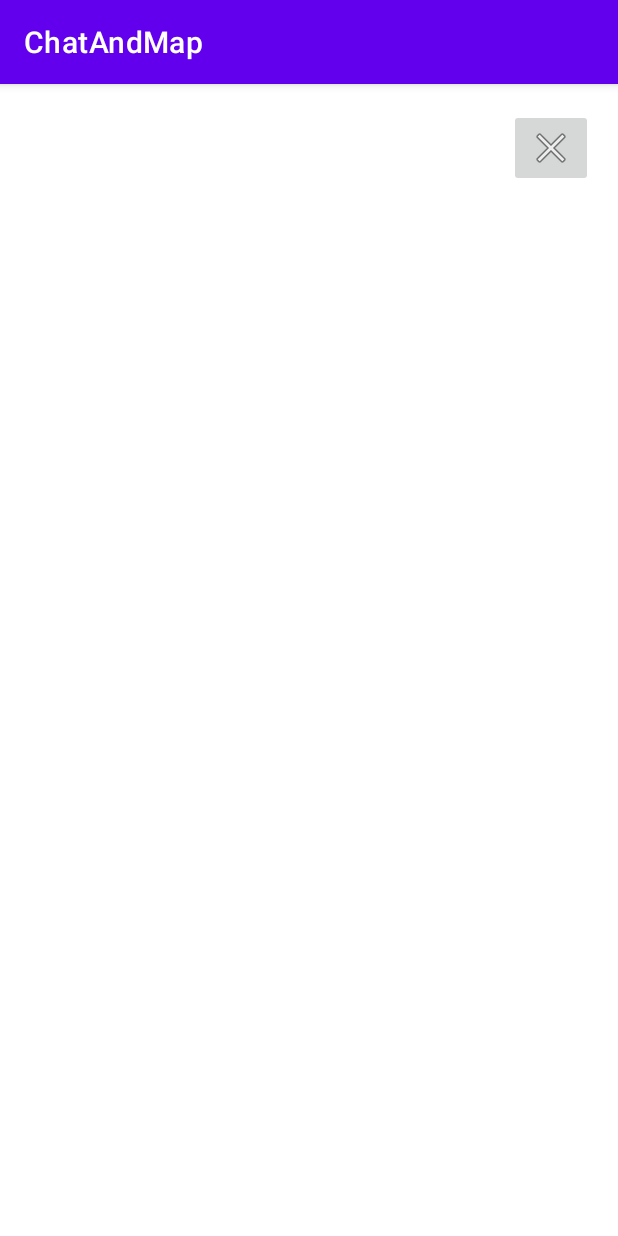
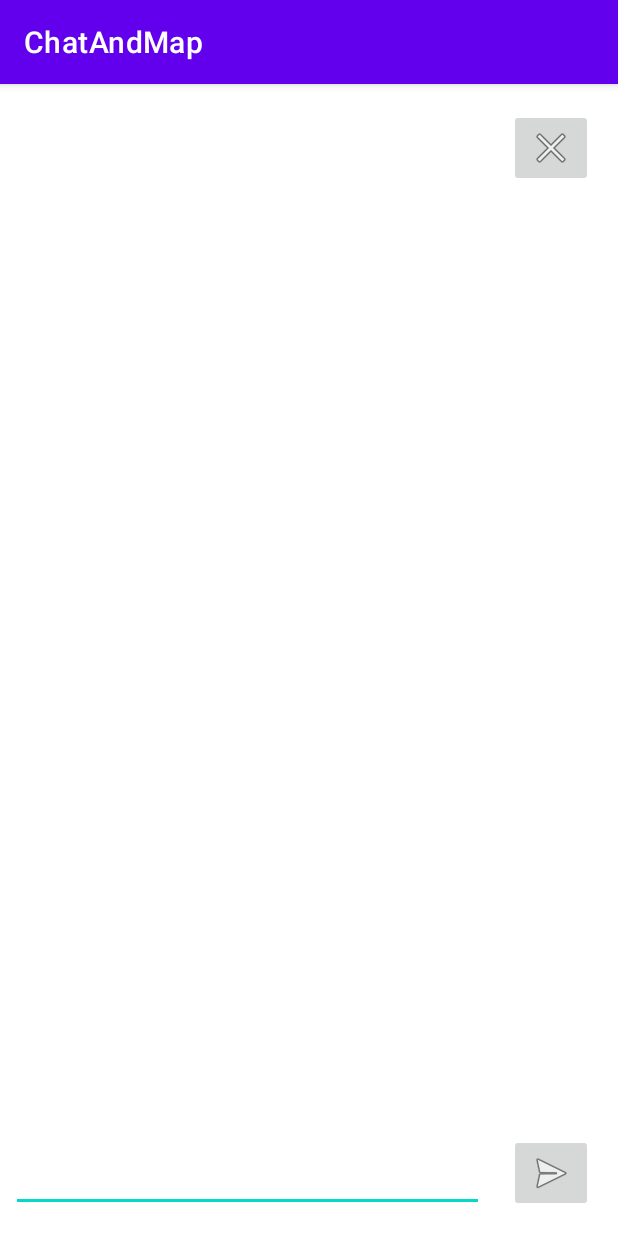
Before and after one commit to Stasyanj/ChatAndMap, an Android app: the screen it shows after launch (ChatActivity), after a tap on "CHAT", on a phone screen of 412 x 824 dp. Run offline under Robolectric (Android 15) with nearby library versions, the phone set to English and light mode, and no system bars.

Commit message:
Window interaction is done there is no loss of information

```diff
--- a/app/src/main/java/com/example/chatandmap/ChatActivity.java
+++ b/app/src/main/java/com/example/chatandmap/ChatActivity.java
@@ -2,8 +2,11 @@ package com.example.chatandmap;
 
 import android.content.Intent;
 import android.os.Bundle;
+import android.text.method.ScrollingMovementMethod;
 import android.view.View;
+import android.widget.EditText;
 import android.widget.ImageButton;
+import android.widget.TextView;
 
 import androidx.appcompat.app.AppCompatActivity;
 
@@ -12,15 +15,32 @@ public class ChatActivity extends AppCompatActivity {
     protected void onCreate(Bundle savedInstanceState) {
         super.onCreate(savedInstanceState);
         setContentView(R.layout.chat_activity);
+    }
+    protected void onStart() {
+        super.onStart();
         ImageButton exit_chat_button = (ImageButton) findViewById(R.id.imageButton2);
-        //Код чата
+        ImageButton send_button = (ImageButton) findViewById(R.id.imageButton3);
+        Intent myIntent = new Intent(ChatActivity.this, MainActivity.class);
+
+        send_button.setOnClickListener(new View.OnClickListener() {
+            @Override
+            public void onClick(View view) {
+                send_text();
+            }
+        });
         exit_chat_button.setOnClickListener(new View.OnClickListener() {
             @Override
             public void onClick(View view) {
-                Intent myIntent = new Intent(ChatActivity.this, MainActivity.class);
                 ChatActivity.this.startActivity(myIntent);
             }
         });
-
+    }
+    public void send_text(){
+        EditText Edit_text = (EditText) findViewById(R.id.editText);
+        TextView txt_view = (TextView) findViewById(R.id.textView);
+        Edit_text.setMovementMethod(new ScrollingMovementMethod());
+        String text = Edit_text.getText().toString();
+        text = text +"\n";
+        txt_view.append(text);
     }
 }
--- a/app/src/main/java/com/example/chatandmap/MainActivity.java
+++ b/app/src/main/java/com/example/chatandmap/MainActivity.java
@@ -13,24 +13,28 @@ public class MainActivity extends AppCompatActivity {
 
     @Override
     protected void onCreate(Bundle savedInstanceState) {
+        if (savedInstanceState == null) {
             super.onCreate(savedInstanceState);
+        }
+    }
+    protected  void onStart() {
+        super.onStart();
         setContentView(R.layout.activity_main);
         Button button_chat = (Button) findViewById(R.id.button);
         Button button_map = (Button) findViewById(R.id.button2);
         Button button_about = (Button) findViewById(R.id.button3);
         Button button_exit = (Button) findViewById(R.id.button4);
+        Intent myIntent_chat = new Intent(MainActivity.this, ChatActivity.class);
+        Intent myIntent_map = new Intent(MainActivity.this, MapActivity.class);
         button_chat.setOnClickListener(new View.OnClickListener() {
             @Override
             public void onClick(View view) {
-                    Intent myIntent_chat = new Intent(MainActivity.this, ChatActivity.class);
                 MainActivity.this.startActivity(myIntent_chat);
             }
         });
         button_map.setOnClickListener(new View.OnClickListener() {
             @Override
             public void onClick(View view) {
-                    setContentView(R.layout.map_activity);
-                    Intent myIntent_map = new Intent(MainActivity.this, MapActivity.class);
                 MainActivity.this.startActivity(myIntent_map);
             }
         });
--- a/app/src/main/java/com/example/chatandmap/MapActivity.java
+++ b/app/src/main/java/com/example/chatandmap/MapActivity.java
@@ -12,12 +12,12 @@ public class MapActivity extends AppCompatActivity {
     protected void onCreate(Bundle savedInstanceState){
         super.onCreate(savedInstanceState);
         setContentView(R.layout.map_activity);
+        ImageButton exit_map_button = (ImageButton) findViewById(R.id.imageButton);
+        Intent myIntent = new Intent(MapActivity.this, MainActivity.class);
         //Тут код карты
-        ImageButton exit_map_button = (ImageButton) findViewById(R.id.imageButton);
         exit_map_button.setOnClickListener(new View.OnClickListener() {
             @Override
             public void onClick(View view) {
-                Intent myIntent = new Intent(MapActivity.this, MainActivity.class);
                 MapActivity.this.startActivity(myIntent);
             }
         });
--- a/app/src/main/res/layout/chat_activity.xml
+++ b/app/src/main/res/layout/chat_activity.xml
@@ -16,4 +16,40 @@
         app:layout_constraintTop_toTopOf="parent"
         app:layout_constraintVertical_bias="0.023"
         app:srcCompat="@android:drawable/ic_menu_close_clear_cancel" />
+
+    <EditText
+        android:id="@+id/editText"
+        android:layout_width="315dp"
+        android:layout_height="37dp"
+        android:layout_marginBottom="16dp"
+        android:ems="10"
+        android:inputType="textPersonName"
+        app:layout_constraintBottom_toBottomOf="parent"
+        app:layout_constraintEnd_toEndOf="parent"
+        app:layout_constraintHorizontal_bias="0.079"
+        app:layout_constraintStart_toStartOf="parent" />
+
+    <ImageButton
+        android:id="@+id/imageButton3"
+        android:layout_width="wrap_content"
+        android:layout_height="wrap_content"
+        android:layout_marginBottom="16dp"
+        app:layout_constraintBottom_toBottomOf="parent"
+        app:layout_constraintEnd_toEndOf="parent"
+        app:layout_constraintStart_toEndOf="@+id/editText"
+        app:srcCompat="@android:drawable/ic_menu_send" />
+
+    <TextView
+        android:id="@+id/textView"
+        android:layout_width="300dp"
+        android:layout_height="644dp"
+        android:gravity="bottom"
+        android:scrollbars="vertical"
+        app:layout_constraintBottom_toTopOf="@+id/editText"
+        app:layout_constraintEnd_toEndOf="parent"
+        app:layout_constraintHorizontal_bias="0.144"
+        app:layout_constraintStart_toStartOf="parent"
+        app:layout_constraintTop_toTopOf="parent"
+        app:layout_constraintVertical_bias="0.588" />
+
 </androidx.constraintlayout.widget.ConstraintLayout>
```
Also changed, not shown: app/src/main/AndroidManifest.xml (+8 -4 lines). Lines whose indentation alone changed are shown as unchanged.
